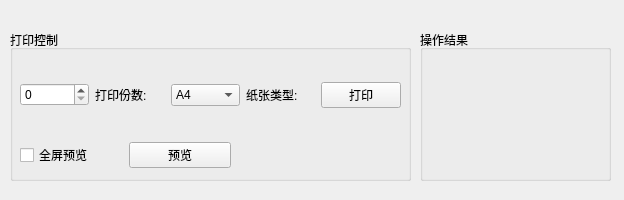
Before: the Qt Designer form Chapter03/MainWinSignalSlog02.ui in cxinping/PyQt5, drawn with Qt 5.
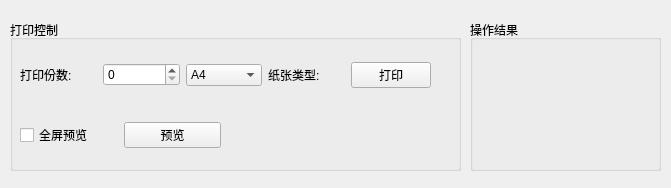
After: the same form once the commit is applied.

Commit message: 信号和槽例子

```diff
--- a/Chapter03/MainWinSignalSlog02.ui
+++ b/Chapter03/MainWinSignalSlog02.ui
@@ -6,8 +6,8 @@
    <rect>
     <x>0</x>
     <y>0</y>
-    <width>624</width>
-    <height>200</height>
+    <width>671</width>
+    <height>188</height>
    </rect>
   </property>
   <property name="windowTitle">
@@ -17,8 +17,8 @@
    <property name="geometry">
     <rect>
      <x>10</x>
-     <y>30</y>
-     <width>401</width>
+     <y>20</y>
+     <width>451</width>
      <height>151</height>
     </rect>
    </property>
@@ -29,15 +29,12 @@
     <property name="geometry">
      <rect>
       <x>10</x>
-      <y>50</y>
-      <width>381</width>
+      <y>40</y>
+      <width>411</width>
       <height>30</height>
      </rect>
     </property>
     <layout class="QHBoxLayout" name="horizontalLayout">
-     <item>
-      <widget class="QSpinBox" name="spinBox"/>
-     </item>
      <item>
       <widget class="QLabel" name="label">
        <property name="text">
@@ -45,6 +42,9 @@
        </property>
       </widget>
      </item>
+     <item>
+      <widget class="QSpinBox" name="spinBox"/>
+     </item>
      <item>
       <widget class="QComboBox" name="comboBox">
        <item>
@@ -79,8 +79,8 @@
     <property name="geometry">
      <rect>
       <x>10</x>
-      <y>110</y>
-      <width>211</width>
+      <y>100</y>
+      <width>201</width>
       <height>30</height>
      </rect>
     </property>
@@ -105,8 +105,8 @@
   <widget class="QGroupBox" name="groupBox_2">
    <property name="geometry">
     <rect>
-     <x>420</x>
-     <y>30</y>
+     <x>470</x>
+     <y>20</y>
      <width>191</width>
      <height>151</height>
     </rect>
```
Left out of the diff: 2 changed lines with no effect on the pictures. The commit also changes 2 other files.
